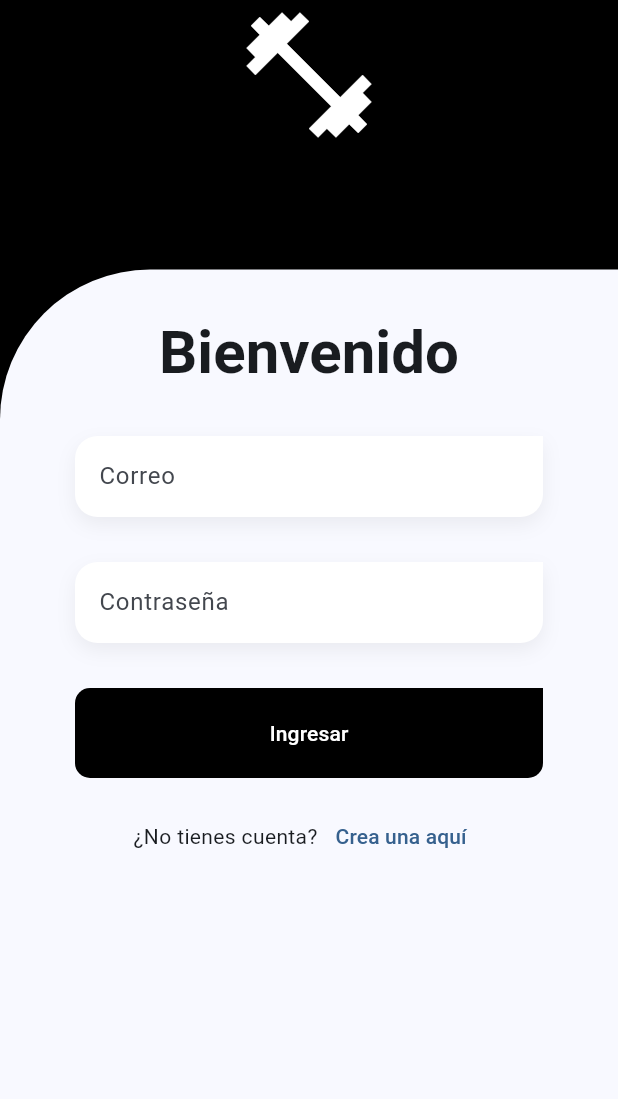
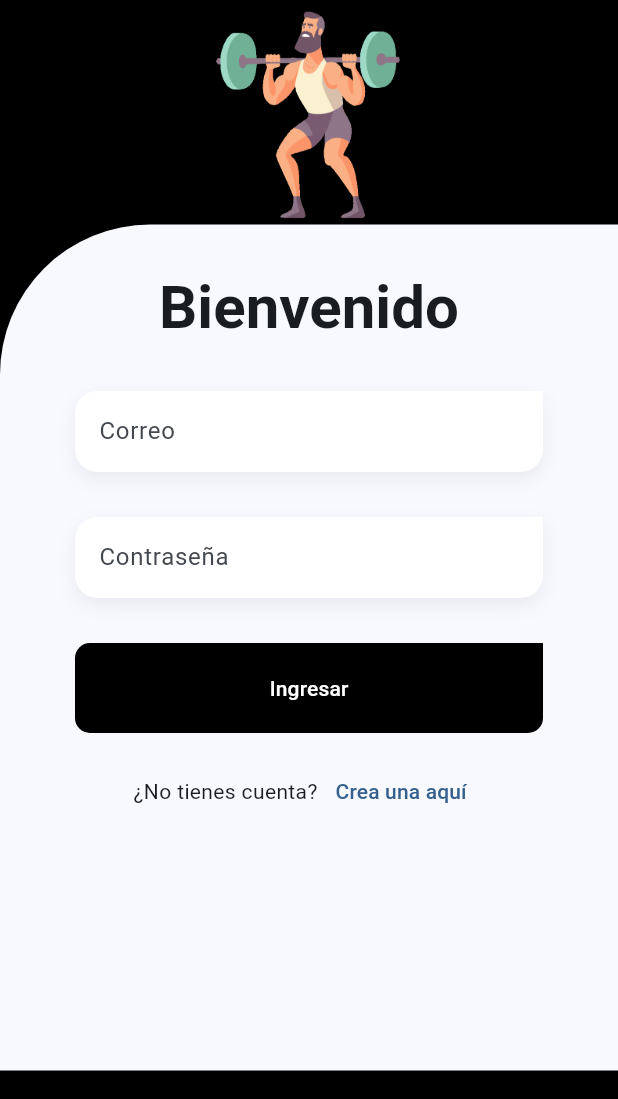
Before and after one commit to Isa-josep/time_to_train, a Flutter app: the screen it shows after launch, on a phone screen of 412 x 824 dp, the part 137-1236 px from its top. Run offline on Flutter 3.47's test engine with Material 3 defaults, Android fonts, the phone set to English and light mode, and no system bars; our stand-ins replace animate_do, flutter_dotenv, flutter_riverpod, go_router, google_fonts, shared_preferences and 2 more; missing offline and left inert: graphic; project files that could hold a hidden picture were left out.

Commit message:
add img init

```diff
--- a/lib/features/presentation/screens/login_screen.dart
+++ b/lib/features/presentation/screens/login_screen.dart
@@ -29,12 +29,11 @@ class LoginScreen extends StatelessWidget {
                   const Spacer(flex: 2),
                 ],
               ),
-              const Icon(
-                Icons.fitness_center,
-                color: Colors.white,
-                size: 100,
+              Image.asset(
+                'assets/man.gif',
+                width: 200,
+                height: 150,
               ),
-              const SizedBox(height: 80),
               Container(
                 height: size.height - 260,
                 width: double.infinity,
--- a/pubspec.yaml
+++ b/pubspec.yaml
@@ -35,3 +35,4 @@ flutter:
   assets:
     - google_fonts/montserrat_alternates/
     - .env
+    - assets/man.gif
```
Also changed, not shown: assets/man.gif (added).
